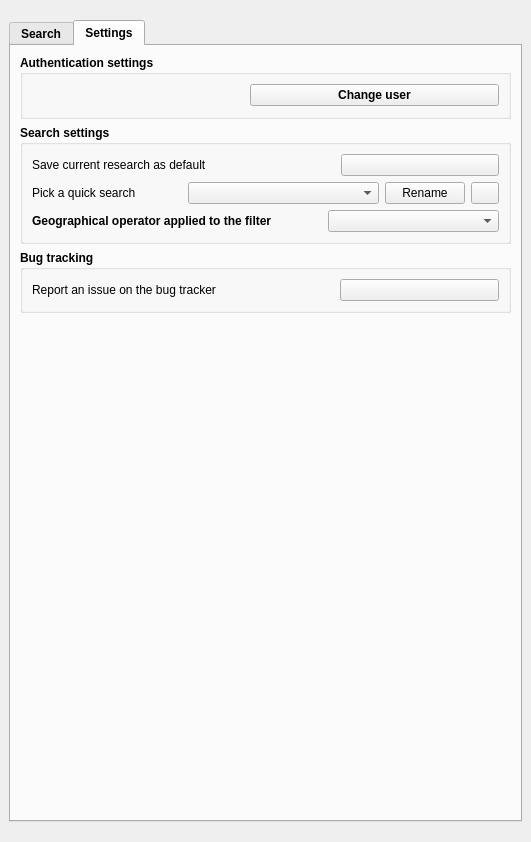
Old version of the form ui/isogeo_dockwidget_base.ui in the repository isogeo/isogeo-plugin-qgis.
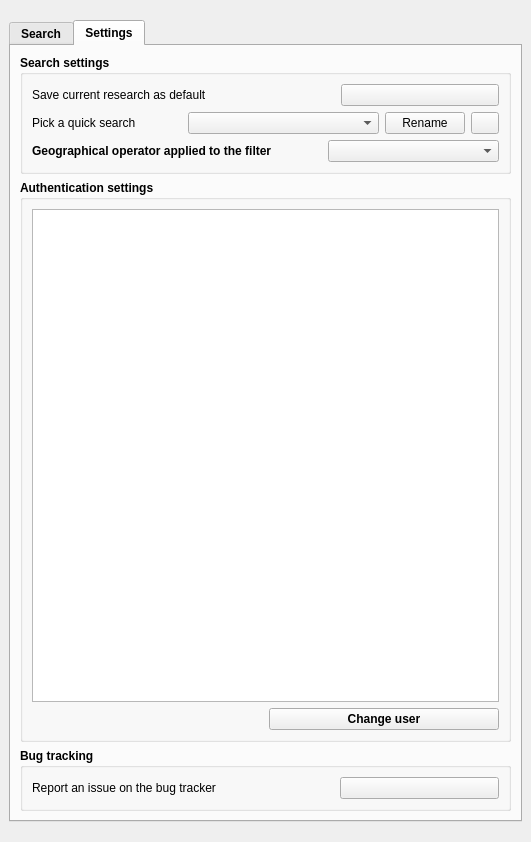
New version of the form. The open tabs and pages were chosen to show the change. Icons and pictures are not drawn. Custom widgets are drawn as their Qt base class.

Commit message: Temporary patch for plugin bug on mac OS

```diff
--- a/ui/isogeo_dockwidget_base.ui
+++ b/ui/isogeo_dockwidget_base.ui
@@ -818,38 +818,6 @@
        </attribute>
        <layout class="QGridLayout" name="gridLayout_7">
         <item row="0" column="0">
-         <widget class="QGroupBox" name="groupBox">
-          <property name="title">
-           <string>Authentication settings</string>
-          </property>
-          <layout class="QGridLayout" name="gridLayout_6">
-           <item row="0" column="0">
-            <spacer name="horizontalSpacer">
-             <property name="orientation">
-              <enum>Qt::Horizontal</enum>
-             </property>
-             <property name="sizeType">
-              <enum>QSizePolicy::Fixed</enum>
-             </property>
-             <property name="sizeHint" stdset="0">
-              <size>
-               <width>218</width>
-               <height>20</height>
-              </size>
-             </property>
-            </spacer>
-           </item>
-           <item row="0" column="1">
-            <widget class="QPushButton" name="btn_change_user">
-             <property name="text">
-              <string>Change user</string>
-             </property>
-            </widget>
-           </item>
-          </layout>
-         </widget>
-        </item>
-        <item row="1" column="0">
          <widget class="QGroupBox" name="groupBox_2">
           <property name="minimumSize">
            <size>
@@ -1028,6 +996,41 @@
           </layout>
          </widget>
         </item>
+        <item row="1" column="0">
+         <widget class="QGroupBox" name="groupBox">
+          <property name="title">
+           <string>Authentication settings</string>
+          </property>
+          <layout class="QGridLayout" name="gridLayout_6">
+           <item row="0" column="0" colspan="2">
+            <widget class="QTextEdit" name="textEdit"/>
+           </item>
+           <item row="1" column="0">
+            <spacer name="horizontalSpacer">
+             <property name="orientation">
+              <enum>Qt::Horizontal</enum>
+             </property>
+             <property name="sizeType">
+              <enum>QSizePolicy::Fixed</enum>
+             </property>
+             <property name="sizeHint" stdset="0">
+              <size>
+               <width>218</width>
+               <height>20</height>
+              </size>
+             </property>
+            </spacer>
+           </item>
+           <item row="1" column="1">
+            <widget class="QPushButton" name="btn_change_user">
+             <property name="text">
+              <string>Change user</string>
+             </property>
+            </widget>
+           </item>
+          </layout>
+         </widget>
+        </item>
         <item row="2" column="0">
          <widget class="QGroupBox" name="groupBox_4">
           <property name="title">
@@ -1077,22 +1080,6 @@
           </layout>
          </widget>
         </item>
-        <item row="3" column="0">
-         <spacer name="verticalSpacer">
-          <property name="orientation">
-           <enum>Qt::Vertical</enum>
-          </property>
-          <property name="sizeType">
-           <enum>QSizePolicy::Fixed</enum>
-          </property>
-          <property name="sizeHint" stdset="0">
-           <size>
-            <width>20</width>
-            <height>498</height>
-           </size>
-          </property>
-         </spacer>
-        </item>
        </layout>
       </widget>
      </widget>
```
The commit also changes 2 other files.
